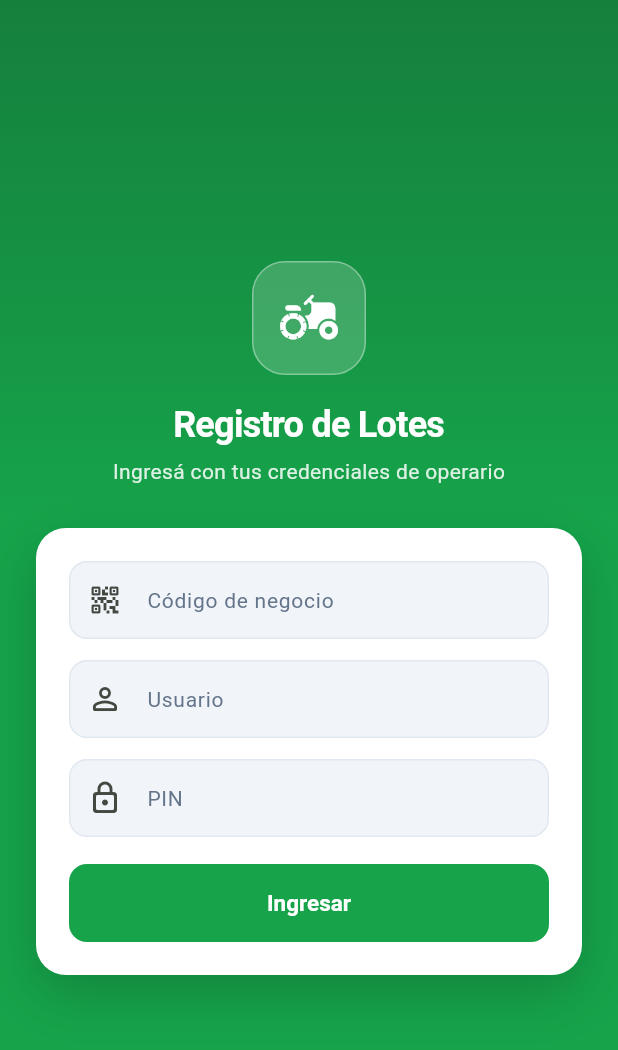
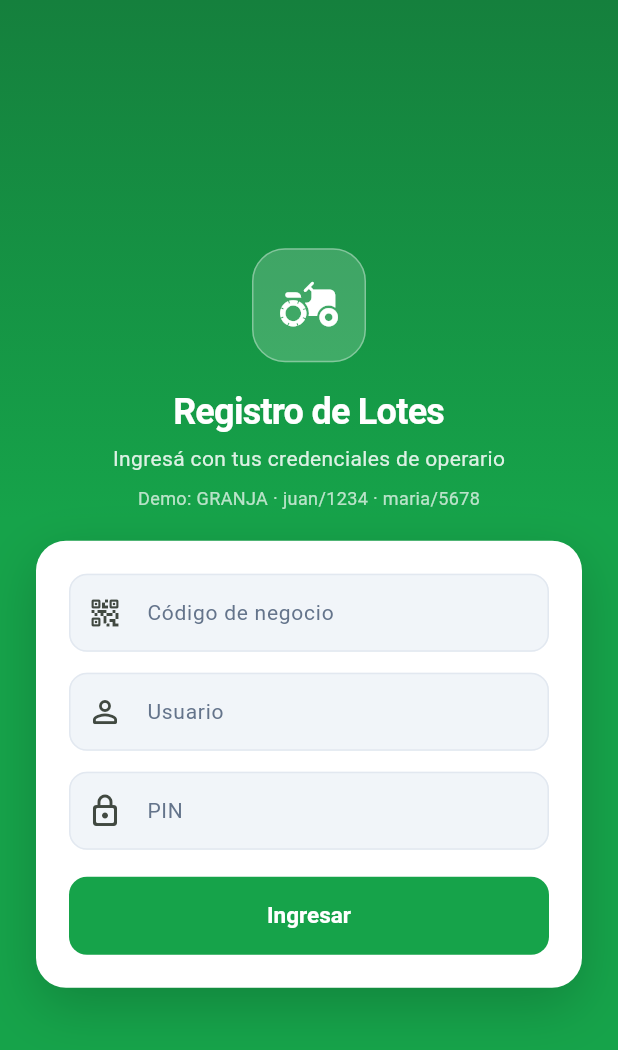
Before and after one commit to elingeyesdev/equipo13, a Flutter app: the screen it shows after launch, on a phone screen of 412 x 824 dp. Shown: the top 1050 px of the screen. Run offline on Flutter 3.47's test engine with Material 3 defaults, Android fonts, the light colour scheme and no system bars; our stand-ins replace dio, flutter_riverpod, flutter_secure_storage, go_router, image_picker.

Commit message:
feat: implement mobile login UI with environment-aware config and backend demo seeding orchestration

```diff
--- a/app_movil/lib/features/auth/login_screen.dart
+++ b/app_movil/lib/features/auth/login_screen.dart
@@ -59,7 +59,10 @@ class _LoginScreenState extends ConsumerState<LoginScreen> {
                   const SizedBox(height: 4),
                   Text('Ingresá con tus credenciales de operario',
                       style: TextStyle(color: Colors.white.withValues(alpha: 0.85), fontSize: 14)),
-                  const SizedBox(height: 28),
+                  const SizedBox(height: 8),
+                  Text('Demo: GRANJA · juan/1234 · maria/5678',
+                      style: TextStyle(color: Colors.white.withValues(alpha: 0.7), fontSize: 12)),
+                  const SizedBox(height: 20),
 
                   // Tarjeta de acceso
                   Container(
@@ -79,7 +82,7 @@ class _LoginScreenState extends ConsumerState<LoginScreen> {
                           textCapitalization: TextCapitalization.characters,
                           decoration: const InputDecoration(
                             labelText: 'Código de negocio',
-                            hintText: 'AB-1234',
+                            hintText: 'GRANJA',
                             prefixIcon: Icon(Icons.qr_code_2_rounded),
                           ),
                         ),
```
Also changed, not shown: app_movil/lib/core/config.dart (+12 -6 lines), 5 other files.
